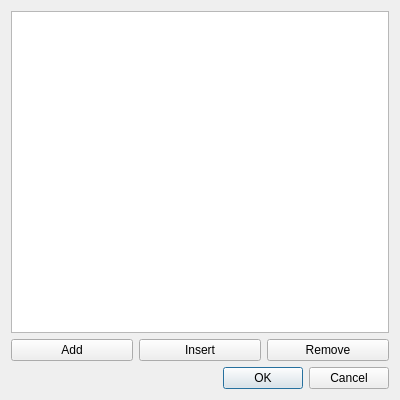
Before: the Qt Designer form run_list.ui in GNHua/Ocean-optics-spectrometer, drawn with Qt 5.
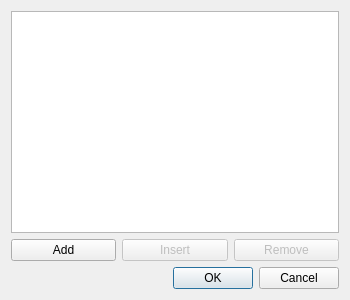
After: the same form once the commit is applied.

Commit message: almost finish multirun

```diff
--- a/run_list.ui
+++ b/run_list.ui
@@ -6,8 +6,8 @@
    <rect>
     <x>0</x>
     <y>0</y>
-    <width>400</width>
-    <height>400</height>
+    <width>350</width>
+    <height>300</height>
    </rect>
   </property>
   <property name="windowTitle">
@@ -41,6 +41,9 @@
      </item>
      <item>
       <widget class="QPushButton" name="pushButtonInsert">
+       <property name="enabled">
+        <bool>false</bool>
+       </property>
        <property name="text">
         <string>Insert</string>
        </property>
@@ -48,6 +51,9 @@
      </item>
      <item>
       <widget class="QPushButton" name="pushButtonRemove">
+       <property name="enabled">
+        <bool>false</bool>
+       </property>
        <property name="text">
         <string>Remove</string>
        </property>
```
Left out of the diff: 3 changed lines with no effect on the pictures. The commit also changes 2 other files.
